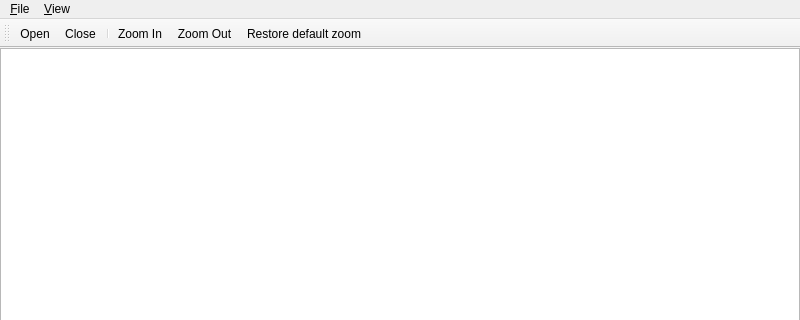
First picture: the form in mainwindow.ui, repository yin-hai-bo/TextViewer, before the edit; both pictures show x 0 to 800 and y 0 to 320 of the 800 by 600 pixel window.
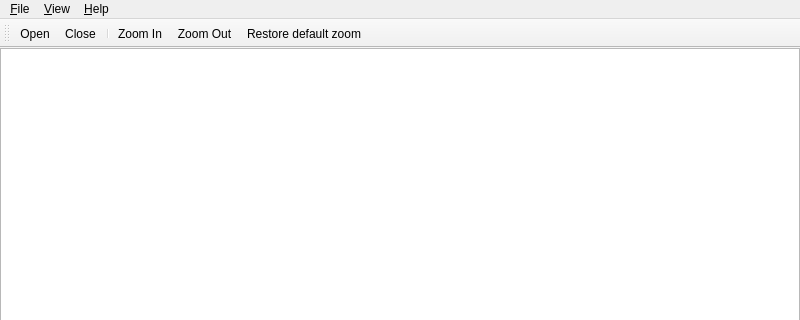
Second picture: the form after the edit. Icons and pictures are not drawn.

Commit message: feat: About dialog

Patch:
```diff
--- a/mainwindow.ui
+++ b/mainwindow.ui
@@ -64,8 +64,15 @@
     <addaction name="separator"/>
     <addaction name="actionFont"/>
    </widget>
+   <widget class="QMenu" name="menu_Help">
+    <property name="title">
+     <string>&amp;Help</string>
+    </property>
+    <addaction name="actionAbout"/>
+   </widget>
    <addaction name="menu_File"/>
    <addaction name="menu_View"/>
+   <addaction name="menu_Help"/>
   </widget>
   <widget class="QStatusBar" name="statusbar"/>
   <widget class="QToolBar" name="toolBar">
```
Left out of the diff: 8 changed lines with no effect on the pictures. The commit also changes 6 other files.
